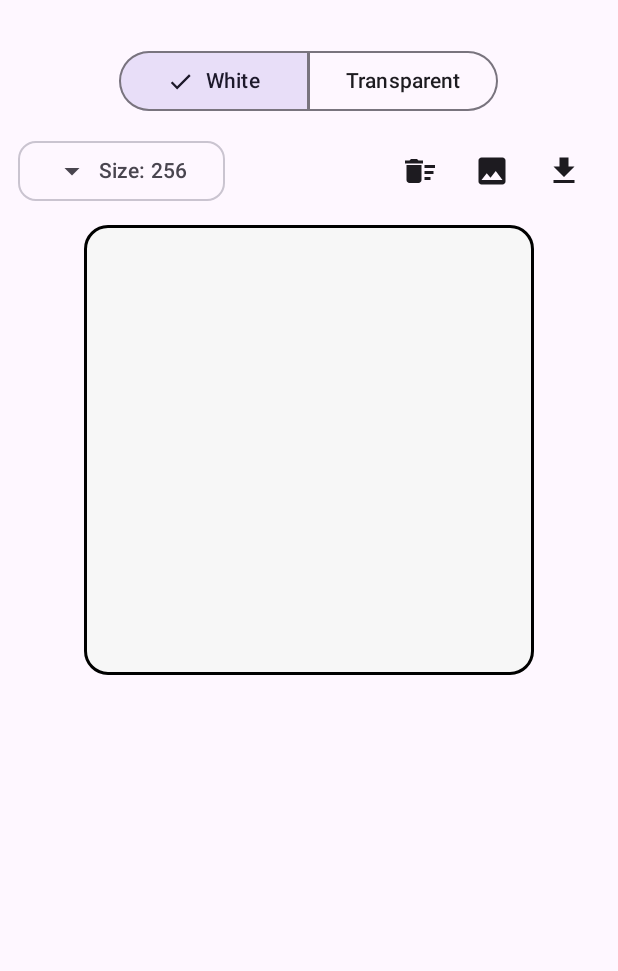
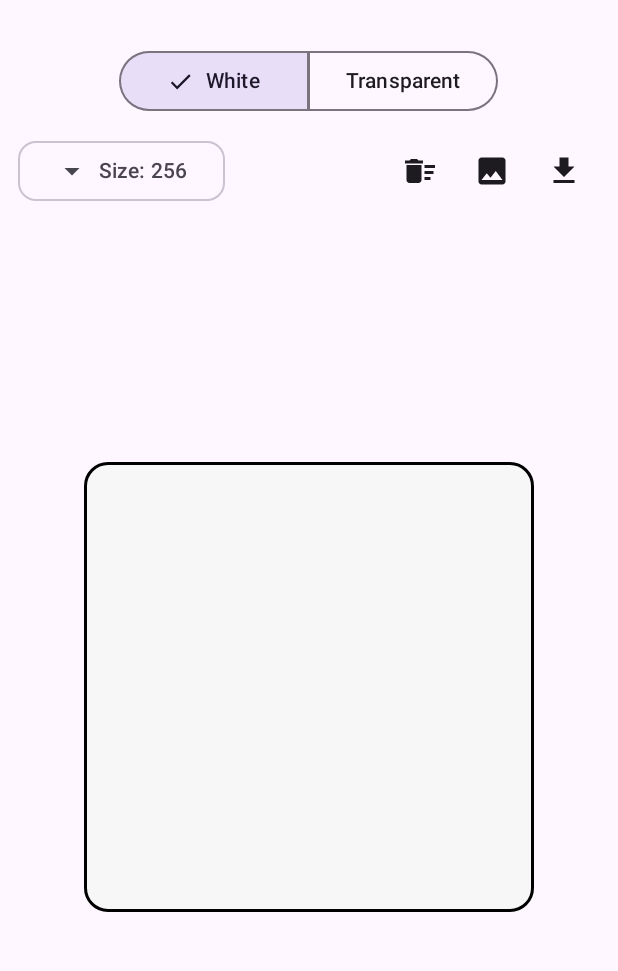
Before and after one commit to Imran4424/Android-ExportAsset, an Android app built with Jetpack Compose: the screen it shows after launch (MainActivity), on a phone screen of 412 x 824 dp, the part 69-1040 px from its top. Run offline under Robolectric (Android 15) with nearby library versions, the phone set to English and light mode, and no system bars.

Commit message:
move the canvas in the middle

```diff
--- a/app/src/main/java/com/luminous/exportasset/MainActivity.kt
+++ b/app/src/main/java/com/luminous/exportasset/MainActivity.kt
@@ -184,6 +184,9 @@ fun DrawingApp() {
                                         }) { Icon(Icons.Filled.Download, contentDescription = "Export SVG") }
                                 }
 
+                                // Spacer to push the canvas in the middle
+                                Spacer(Modifier.weight(1f))
+
                                 // ---- Canvas (size reacts to exportSize) ----
                                 Box(
                                         modifier = Modifier
@@ -229,6 +232,9 @@ fun DrawingApp() {
                                                 }
                                         }
                                 }
+
+                                // Spacer to push the canvas in the middle
+                                Spacer(Modifier.weight(1f))
                         }
                 }
         }
```
